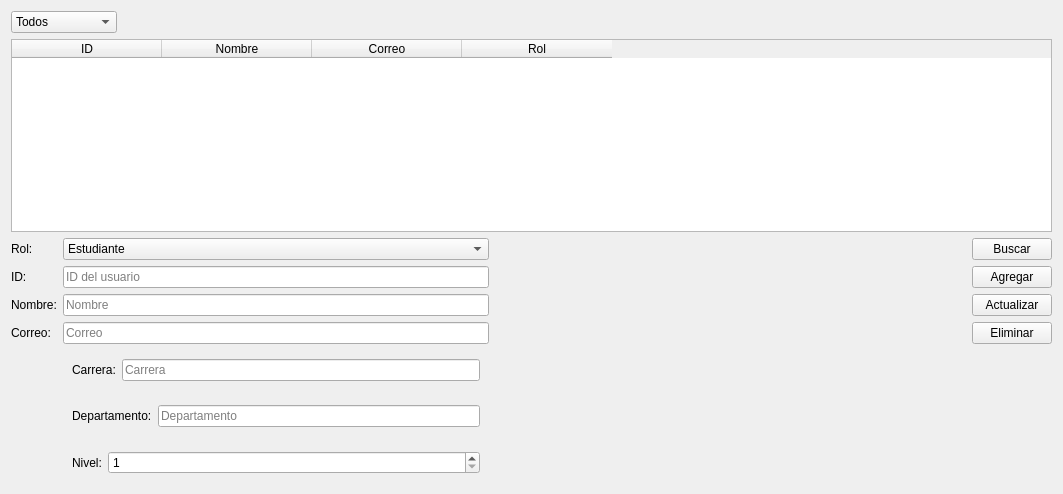
First picture: the form in view/UserManager.ui, repository moisescortes/Proyect_MVC, before the edit.
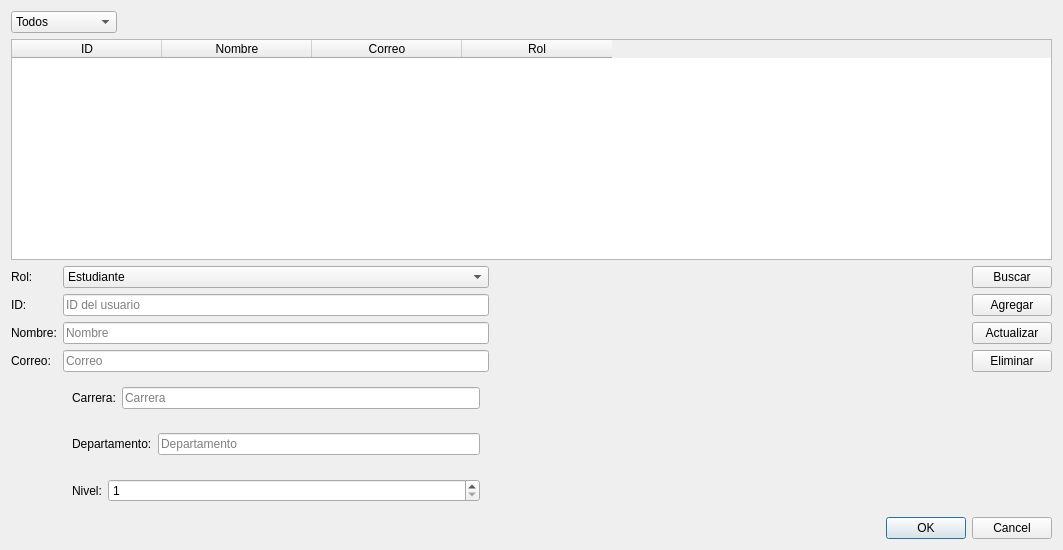
Second picture: the form after the edit.

Commit message: User and Book Controllers and DAOs updated

The edit to the form file:
```diff
--- a/view/UserManager.ui
+++ b/view/UserManager.ui
@@ -1,13 +1,13 @@
 <?xml version="1.0" encoding="UTF-8"?>
 <ui version="4.0">
- <class>UserManager</class>
- <widget class="QWidget" name="UserManager">
+ <class>UserManagerDialog</class>
+ <widget class="QDialog" name="UserManagerDialog">  <!-- Cambiado a QDialog -->
   <property name="geometry">
    <rect>
     <x>0</x>
     <y>0</y>
     <width>1063</width>
-    <height>494</height>
+    <height>550</height> <!-- Ajustado para acomodar los botones -->
    </rect>
   </property>
   <property name="windowTitle">
@@ -285,6 +285,14 @@
      </item>
     </layout>
    </item>
+   <item>
+        <!-- Agregamos los botones de Aceptar y Cancelar -->
+      <widget class="QDialogButtonBox" name="buttonBox">
+        <property name="standardButtons">
+            <set>QDialogButtonBox::Cancel|QDialogButtonBox::Ok</set>
+        </property>
+      </widget>
+    </item>
   </layout>
  </widget>
  <resources/>
```
Left out of the diff: 36 changed lines with no effect on the pictures. The commit also changes 20 other files.
